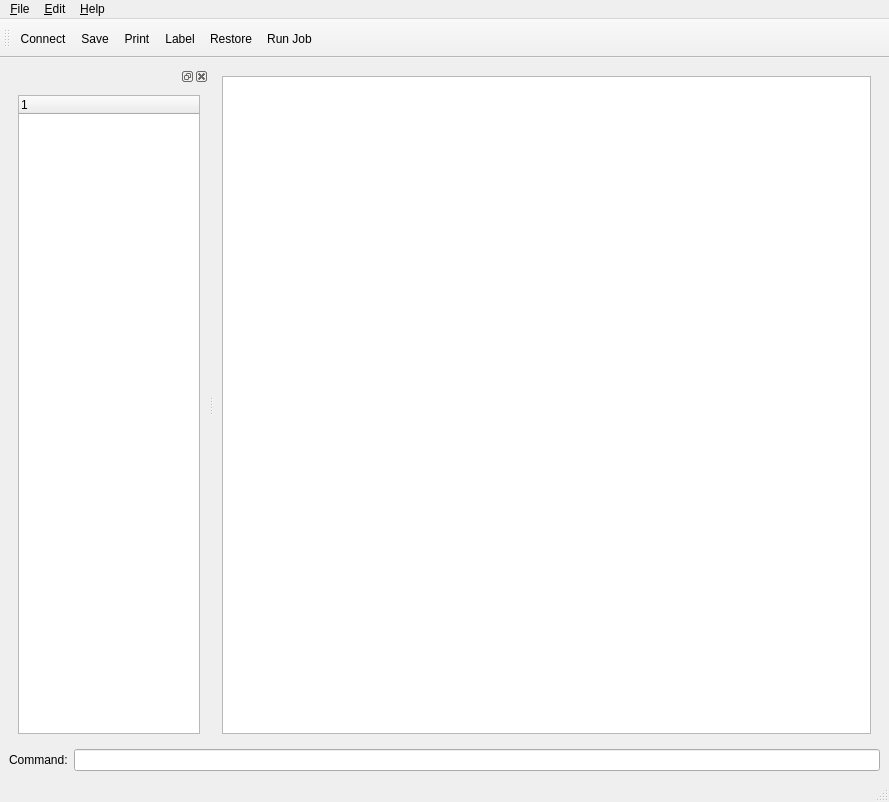
The window that bacula/src/qt-console/main.ui (rkorzeniewski/bacula) describes before a commit, drawn with Qt 5.
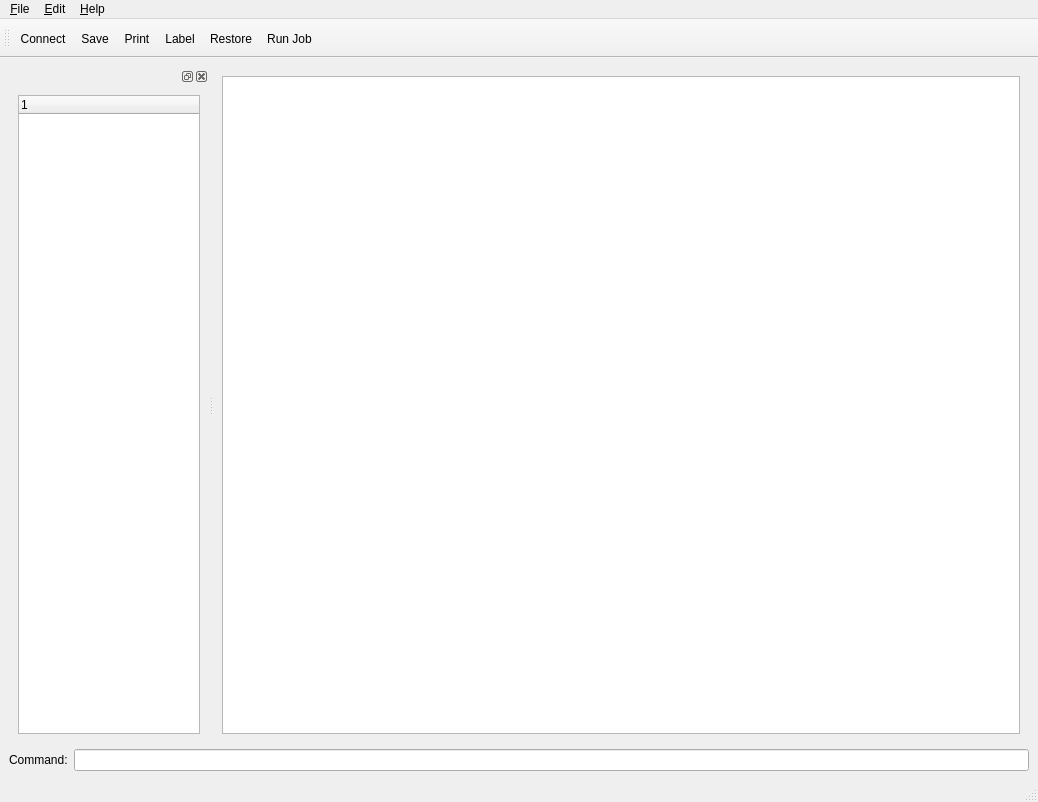
The same window after the commit. Icons and pictures are not drawn.

What changed in the file:
```diff
--- a/bacula/src/qt-console/main.ui
+++ b/bacula/src/qt-console/main.ui
@@ -6,7 +6,7 @@
    <rect>
     <x>0</x>
     <y>0</y>
-    <width>889</width>
+    <width>1038</width>
     <height>802</height>
    </rect>
   </property>
@@ -148,6 +148,9 @@
            <property name="documentTitle" >
             <string comment="Console Window" />
            </property>
+           <property name="lineWrapMode" >
+            <enum>QTextEdit::NoWrap</enum>
+           </property>
            <property name="readOnly" >
             <bool>true</bool>
            </property>
@@ -212,7 +215,7 @@
     <rect>
      <x>0</x>
      <y>0</y>
-     <width>889</width>
+     <width>1038</width>
      <height>33</height>
     </rect>
    </property>
```
Left out of the diff: 9 changed lines with no effect on the pictures.
